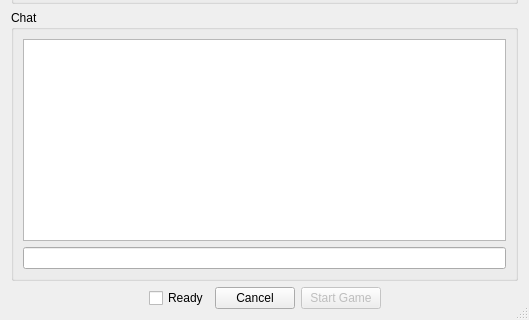
First picture: the form in client/ui/gamelobbyform.ui, repository rku/Settleboard, before the edit; both pictures show x 0 to 529 and y 142 to 462 of the 529 by 462 pixel window.
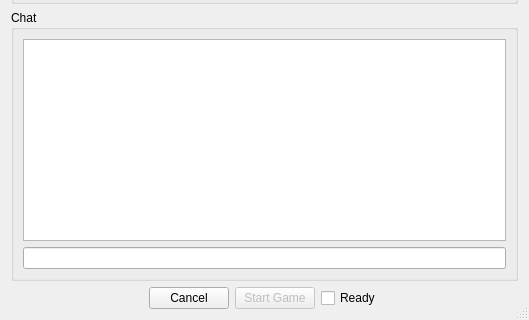
Second picture: the form after the edit.

What changed in the file:
```diff
--- a/client/ui/gamelobbyform.ui
+++ b/client/ui/gamelobbyform.ui
@@ -265,13 +265,6 @@
        </property>
       </spacer>
      </item>
-     <item>
-      <widget class="QCheckBox" name="checkBoxReady">
-       <property name="text">
-        <string>Ready</string>
-       </property>
-      </widget>
-     </item>
      <item>
       <widget class="QPushButton" name="buttonCancel">
        <property name="text">
@@ -295,6 +288,13 @@
        </property>
       </widget>
      </item>
+     <item>
+      <widget class="QCheckBox" name="checkBoxReady">
+       <property name="text">
+        <string>Ready</string>
+       </property>
+      </widget>
+     </item>
      <item>
       <spacer name="horizontalSpacer2">
        <property name="orientation">
```
